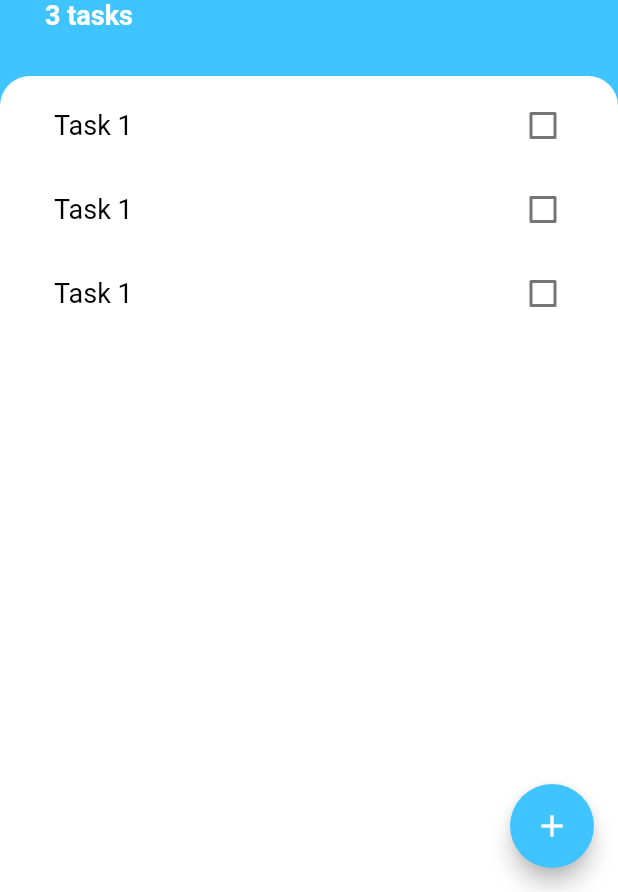
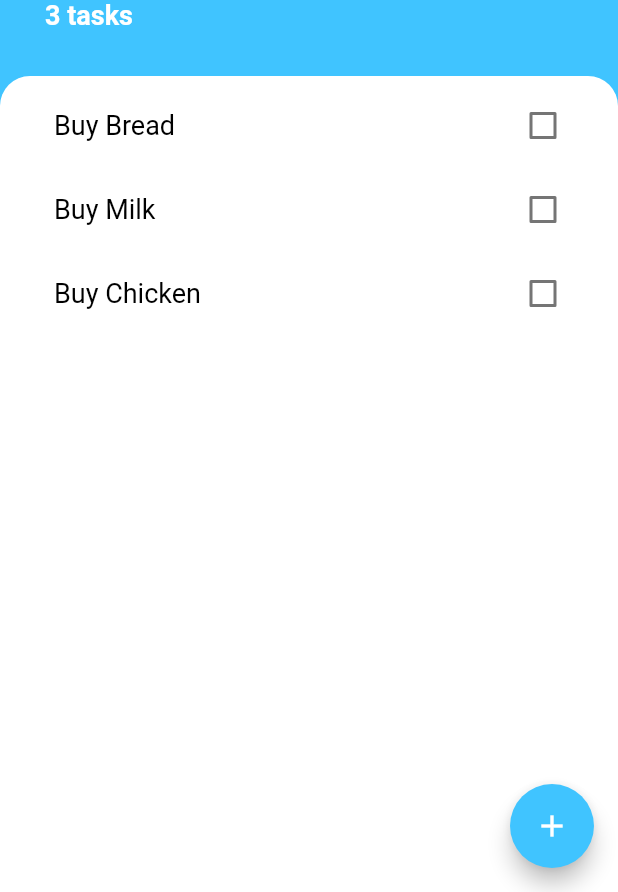
Before and after one commit to szamotine/ToDoList_flutter, a Flutter app: the screen it shows after launch, on a phone screen of 412 x 824 dp, the part 344-1236 px from its top. Run offline on Flutter 3.47's test engine with Material 2 defaults, Android fonts, the phone set to English and light mode, and no system bars.

Commit message:
Refactored code to use tasks class, added dynamic ListView builder

```diff
--- a/lib/custom_widgets/tasks_list.dart
+++ b/lib/custom_widgets/tasks_list.dart
@@ -1,71 +1,60 @@
 import 'package:flutter/material.dart';
 
 import '../components/constants.dart';
+import '../model/task.dart';
 
-class TasksList extends StatelessWidget {
+class TasksList extends StatefulWidget {
   const TasksList({
     super.key,
   });
 
   @override
+  State<TasksList> createState() => _TasksListState();
+}
+
+class _TasksListState extends State<TasksList> {
+  List<Task> tasks = [
+    Task(taskTitle: 'Buy Bread'),
+    Task(taskTitle: 'Buy Milk'),
+    Task(taskTitle: 'Buy Chicken'),
+  ];
+
+  @override
   Widget build(BuildContext context) {
-    return ListView(
-      children: [
-        TaskTile(),
-        TaskTile(),
-        TaskTile(),
-      ],
-    );
+    return ListView.builder(
+        itemCount: tasks.length,
+        itemBuilder: (BuildContext, int index) {
+          return TaskTile(
+            task: tasks[index],
+            checkboxCallback: (checkboxCallBack) {
+              setState(() {
+                tasks[index].toggleChecked();
+              });
+            },
+          );
+        });
   }
 }
 
-class TaskTile extends StatefulWidget {
-  const TaskTile({super.key});
+class TaskTile extends StatelessWidget {
+  const TaskTile({super.key, required this.task, required this.checkboxCallback});
 
-  @override
-  State<TaskTile> createState() => _TaskTileState();
-}
+  final Task task;
 
-class _TaskTileState extends State<TaskTile> {
-  bool isChecked = false;
-
-  dynamic checkboxCallBack(bool? checkboxState) {
-    setState(() {
-      isChecked = checkboxState!;
-    });
-  }
+  final Function(bool?) checkboxCallback;
 
   @override
   Widget build(BuildContext context) {
     return ListTile(
       title: Text(
-        'Task 1',
-        style: isChecked ? kTaskListStrikeThroughTextStyle : kTaskListTextStyle,
+        task.taskTitle,
+        style: task.isChecked ? kTaskListStrikeThroughTextStyle : kTaskListTextStyle,
       ),
-      trailing: TaskCheckBox(
-        checkBoxState: isChecked,
-        toggleCheckBoxState: checkboxCallBack,
+      trailing: Checkbox(
+        activeColor: Colors.lightBlueAccent,
+        value: task.isChecked,
+        onChanged: checkboxCallback,
       ),
     );
   }
 }
-
-class TaskCheckBox extends StatelessWidget {
-  const TaskCheckBox({
-    super.key,
-    required this.checkBoxState,
-    required this.toggleCheckBoxState,
-  });
-
-  final bool checkBoxState;
-  final Function(bool?) toggleCheckBoxState;
-
-  @override
-  Widget build(BuildContext context) {
-    return Checkbox(
-      activeColor: Colors.lightBlueAccent,
-      value: checkBoxState,
-      onChanged: toggleCheckBoxState,
-    );
-  }
-}
--- a/lib/main.dart
+++ b/lib/main.dart
@@ -1,5 +1,5 @@
 import 'package:flutter/material.dart';
-import 'package:to_do_list/components/task.dart';
+import 'package:to_do_list/model/task.dart';
 
 import 'screens/task_screen.dart';
 
--- a/lib/components/task.dart
+++ b/lib/model/task.dart
@@ -3,6 +3,10 @@ class Task {
   late bool isChecked;
 
   Task({required this.taskTitle, this.isChecked = false});
+
+  void toggleChecked() {
+    isChecked = !isChecked;
+  }
 
   @override
   bool operator ==(Object other) {
@@ -12,13 +16,16 @@ class Task {
     } else {
       return false;
     }
-    return this.taskTitle == temp.taskTitle && this.isChecked == temp.taskTitle;
+    return taskTitle == temp.taskTitle && isChecked == temp.isChecked;
   }
 
   @override
   String toString() {
-    return this.taskTitle;
+    return taskTitle;
   }
+
+  @override
+  int get hashCode => super.hashCode;
 }
 
 class ListOfTasks {
--- a/lib/screens/add_task_screen.dart
+++ b/lib/screens/add_task_screen.dart
@@ -1,7 +1,7 @@
 import 'package:flutter/material.dart';
 
 import '../components/constants.dart';
-import '../components/task.dart';
+import '../model/task.dart';
 
 class AddTaskScreen extends StatelessWidget {
   const AddTaskScreen({super.key, required this.listOfTasks});
--- a/lib/screens/task_screen.dart
+++ b/lib/screens/task_screen.dart
@@ -2,8 +2,8 @@ import 'package:flutter/material.dart';
 import 'package:to_do_list/screens/add_task_screen.dart';
 
 import '../components/constants.dart';
-import '../components/task.dart';
 import '../custom_widgets/tasks_list.dart';
+import '../model/task.dart';
 
 class TaskScreen extends StatelessWidget {
   const TaskScreen({super.key, required this.listOfTasks});
```
